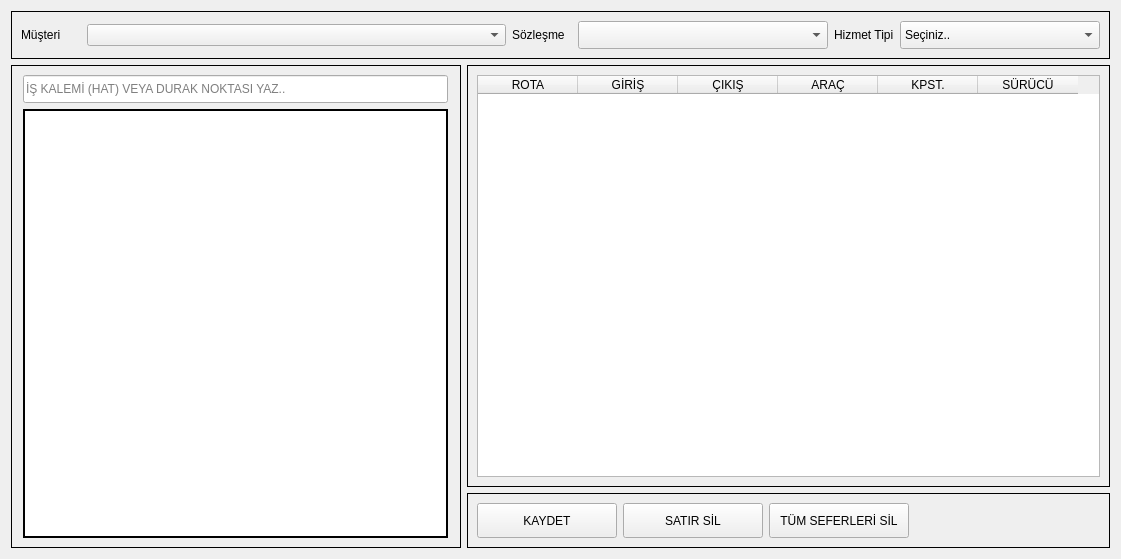
Qt form ui/ui_files/trips_grid_window.ui (AyhanErcan70/SATTUP) before a commit.
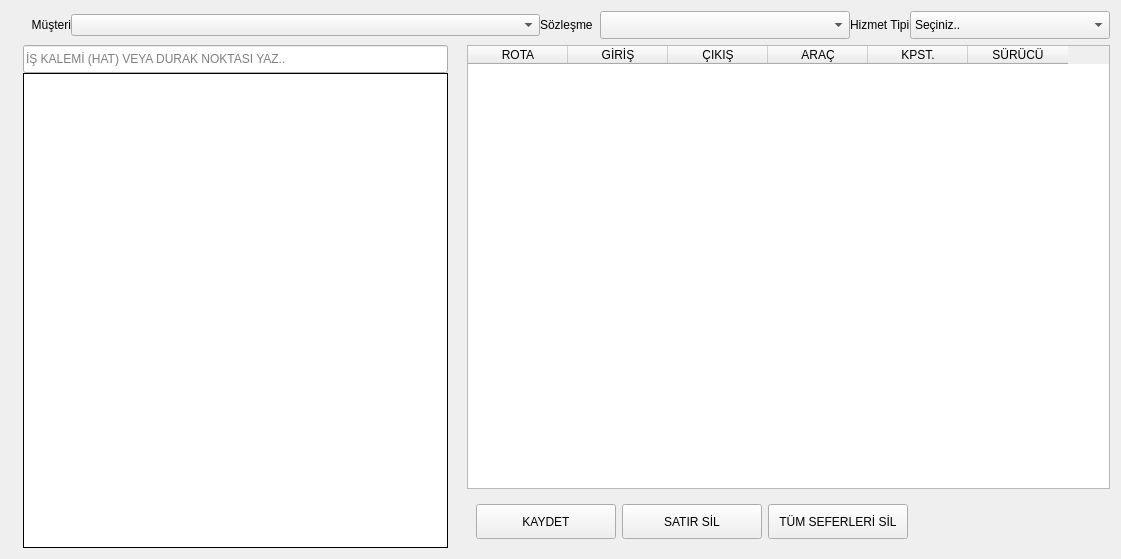
The same form after that commit.

```diff
--- a/ui/ui_files/trips_grid_window.ui
+++ b/ui/ui_files/trips_grid_window.ui
@@ -23,12 +23,27 @@
       </sizepolicy>
      </property>
      <property name="frameShape">
-      <enum>QFrame::Shape::Box</enum>
+      <enum>QFrame::Shape::NoFrame</enum>
      </property>
      <property name="frameShadow">
       <enum>QFrame::Shadow::Plain</enum>
      </property>
      <layout class="QGridLayout" name="gridLayout_4">
+      <property name="leftMargin">
+       <number>0</number>
+      </property>
+      <property name="topMargin">
+       <number>0</number>
+      </property>
+      <property name="rightMargin">
+       <number>0</number>
+      </property>
+      <property name="bottomMargin">
+       <number>0</number>
+      </property>
+      <property name="spacing">
+       <number>0</number>
+      </property>
       <item row="0" column="0">
        <widget class="QLabel" name="lbl_musteri">
         <property name="minimumSize">
@@ -46,6 +61,9 @@
         <property name="text">
          <string>Müşteri</string>
         </property>
+        <property name="alignment">
+         <set>Qt::AlignmentFlag::AlignRight|Qt::AlignmentFlag::AlignTrailing|Qt::AlignmentFlag::AlignVCenter</set>
+        </property>
        </widget>
       </item>
       <item row="0" column="1">
@@ -182,12 +200,27 @@
       </size>
      </property>
      <property name="frameShape">
-      <enum>QFrame::Shape::Box</enum>
+      <enum>QFrame::Shape::NoFrame</enum>
      </property>
      <property name="frameShadow">
       <enum>QFrame::Shadow::Plain</enum>
      </property>
      <layout class="QGridLayout" name="gridLayout">
+      <property name="leftMargin">
+       <number>0</number>
+      </property>
+      <property name="topMargin">
+       <number>0</number>
+      </property>
+      <property name="rightMargin">
+       <number>0</number>
+      </property>
+      <property name="bottomMargin">
+       <number>0</number>
+      </property>
+      <property name="spacing">
+       <number>0</number>
+      </property>
       <item row="0" column="0">
        <widget class="QLineEdit" name="txt_kalem_sec">
         <property name="sizePolicy">
@@ -240,13 +273,13 @@
          <bool>false</bool>
         </property>
         <property name="frameShape">
-         <enum>QFrame::Shape::Box</enum>
+         <enum>QFrame::Shape::Panel</enum>
         </property>
         <property name="frameShadow">
          <enum>QFrame::Shadow::Plain</enum>
         </property>
         <property name="lineWidth">
-         <number>2</number>
+         <number>1</number>
         </property>
         <property name="movement">
          <enum>QListView::Movement::Static</enum>
@@ -262,14 +295,53 @@
    <item row="1" column="1">
     <widget class="QFrame" name="middle_n_frame">
      <property name="frameShape">
-      <enum>QFrame::Shape::Box</enum>
+      <enum>QFrame::Shape::NoFrame</enum>
      </property>
      <property name="frameShadow">
       <enum>QFrame::Shadow::Plain</enum>
      </property>
      <layout class="QGridLayout" name="gridLayout_2">
+      <property name="leftMargin">
+       <number>0</number>
+      </property>
+      <property name="topMargin">
+       <number>0</number>
+      </property>
+      <property name="rightMargin">
+       <number>0</number>
+      </property>
+      <property name="bottomMargin">
+       <number>0</number>
+      </property>
+      <property name="spacing">
+       <number>0</number>
+      </property>
       <item row="0" column="0">
        <widget class="QTableWidget" name="table_sefer">
+        <property name="inputMethodHints">
+         <set>Qt::InputMethodHint::ImhNone</set>
+        </property>
+        <property name="frameShape">
+         <enum>QFrame::Shape::StyledPanel</enum>
+        </property>
+        <property name="frameShadow">
+         <enum>QFrame::Shadow::Plain</enum>
+        </property>
+        <property name="lineWidth">
+         <number>1</number>
+        </property>
+        <property name="selectionMode">
+         <enum>QAbstractItemView::SelectionMode::SingleSelection</enum>
+        </property>
+        <property name="selectionBehavior">
+         <enum>QAbstractItemView::SelectionBehavior::SelectRows</enum>
+        </property>
+        <attribute name="verticalHeaderMinimumSectionSize">
+         <number>20</number>
+        </attribute>
+        <attribute name="verticalHeaderDefaultSectionSize">
+         <number>20</number>
+        </attribute>
         <column>
          <property name="text">
           <string>ROTA</string>
@@ -320,7 +392,7 @@
       </size>
      </property>
      <property name="frameShape">
-      <enum>QFrame::Shape::Box</enum>
+      <enum>QFrame::Shape::NoFrame</enum>
      </property>
      <property name="frameShadow">
       <enum>QFrame::Shadow::Plain</enum>
```
